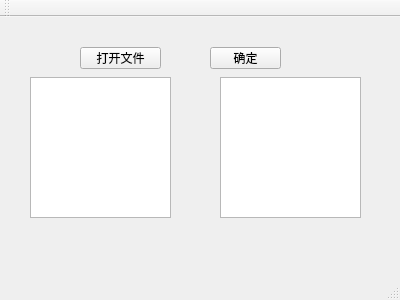
Old version of the form mainwindow.ui in the repository stephenxudong/CMMCompiler.
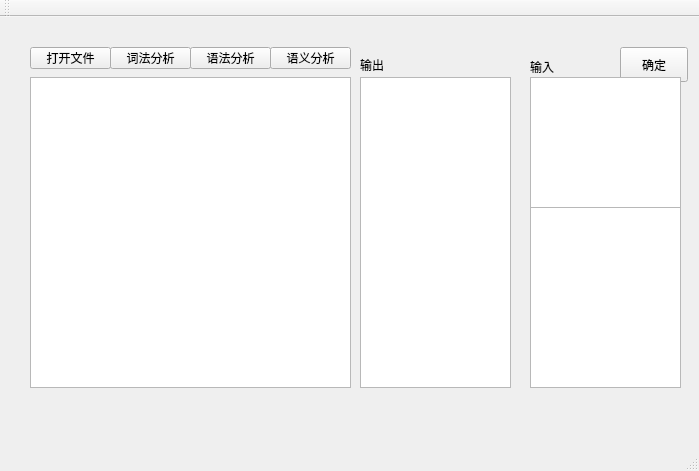
New version of the form.

```diff
--- a/mainwindow.ui
+++ b/mainwindow.ui
@@ -6,8 +6,8 @@
    <rect>
     <x>0</x>
     <y>0</y>
-    <width>400</width>
-    <height>300</height>
+    <width>699</width>
+    <height>471</height>
    </rect>
   </property>
   <property name="windowTitle">
@@ -17,7 +17,7 @@
    <widget class="QPushButton" name="pushButton">
     <property name="geometry">
      <rect>
-      <x>80</x>
+      <x>30</x>
       <y>30</y>
       <width>81</width>
       <height>22</height>
@@ -27,23 +27,26 @@
      <string>打开文件</string>
     </property>
    </widget>
-   <widget class="QTextEdit" name="textEdit">
+   <widget class="QTextEdit" name="fileText">
+    <property name="enabled">
+     <bool>true</bool>
+    </property>
     <property name="geometry">
      <rect>
       <x>30</x>
       <y>60</y>
-      <width>141</width>
-      <height>141</height>
+      <width>321</width>
+      <height>311</height>
      </rect>
     </property>
    </widget>
    <widget class="QPushButton" name="okBtn">
     <property name="geometry">
      <rect>
-      <x>210</x>
+      <x>620</x>
       <y>30</y>
-      <width>71</width>
-      <height>22</height>
+      <width>68</width>
+      <height>35</height>
      </rect>
     </property>
     <property name="text">
@@ -53,13 +56,109 @@
    <widget class="QTextEdit" name="inputText">
     <property name="geometry">
      <rect>
-      <x>220</x>
+      <x>530</x>
       <y>60</y>
-      <width>141</width>
-      <height>141</height>
+      <width>151</width>
+      <height>131</height>
      </rect>
     </property>
    </widget>
+   <widget class="QPushButton" name="lexicalBtn">
+    <property name="geometry">
+     <rect>
+      <x>110</x>
+      <y>30</y>
+      <width>81</width>
+      <height>22</height>
+     </rect>
+    </property>
+    <property name="text">
+     <string>词法分析</string>
+    </property>
+   </widget>
+   <widget class="QPushButton" name="syntaxBtn">
+    <property name="geometry">
+     <rect>
+      <x>190</x>
+      <y>30</y>
+      <width>81</width>
+      <height>22</height>
+     </rect>
+    </property>
+    <property name="text">
+     <string>语法分析</string>
+    </property>
+   </widget>
+   <widget class="QPushButton" name="semanticBtn">
+    <property name="geometry">
+     <rect>
+      <x>270</x>
+      <y>30</y>
+      <width>81</width>
+      <height>22</height>
+     </rect>
+    </property>
+    <property name="text">
+     <string>语义分析</string>
+    </property>
+   </widget>
+   <widget class="QLabel" name="label">
+    <property name="geometry">
+     <rect>
+      <x>530</x>
+      <y>40</y>
+      <width>51</width>
+      <height>20</height>
+     </rect>
+    </property>
+    <property name="text">
+     <string>输入</string>
+    </property>
+   </widget>
+   <widget class="QLabel" name="label_2">
+    <property name="geometry">
+     <rect>
+      <x>360</x>
+      <y>40</y>
+      <width>59</width>
+      <height>16</height>
+     </rect>
+    </property>
+    <property name="text">
+     <string>输出</string>
+    </property>
+   </widget>
+   <widget class="QTextEdit" name="textEdit">
+    <property name="geometry">
+     <rect>
+      <x>360</x>
+      <y>60</y>
+      <width>151</width>
+      <height>311</height>
+     </rect>
+    </property>
+   </widget>
+   <widget class="QTreeView" name="treeView">
+    <property name="geometry">
+     <rect>
+      <x>530</x>
+      <y>190</y>
+      <width>151</width>
+      <height>181</height>
+     </rect>
+    </property>
+   </widget>
+   <zorder>pushButton</zorder>
+   <zorder>okBtn</zorder>
+   <zorder>lexicalBtn</zorder>
+   <zorder>syntaxBtn</zorder>
+   <zorder>semanticBtn</zorder>
+   <zorder>label</zorder>
+   <zorder>label_2</zorder>
+   <zorder>fileText</zorder>
+   <zorder>inputText</zorder>
+   <zorder>textEdit</zorder>
+   <zorder>treeView</zorder>
   </widget>
   <widget class="QMenuBar" name="menuBar">
    <property name="geometry">
```
Left out of the diff: 7 changed lines with no effect on the pictures.
